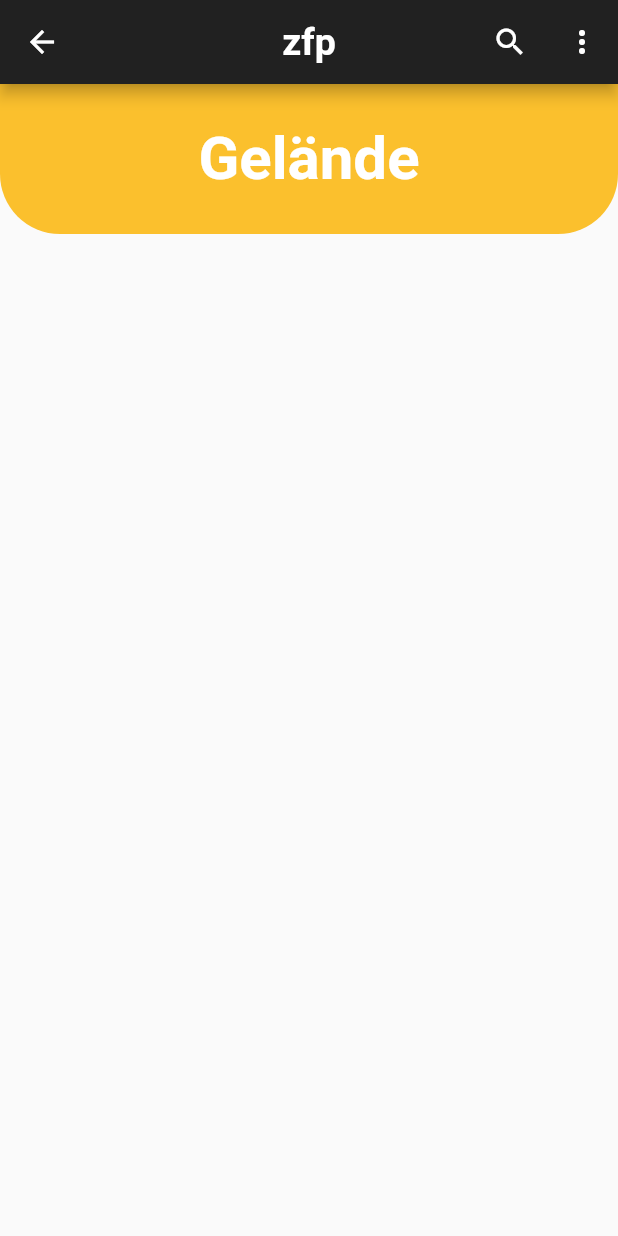
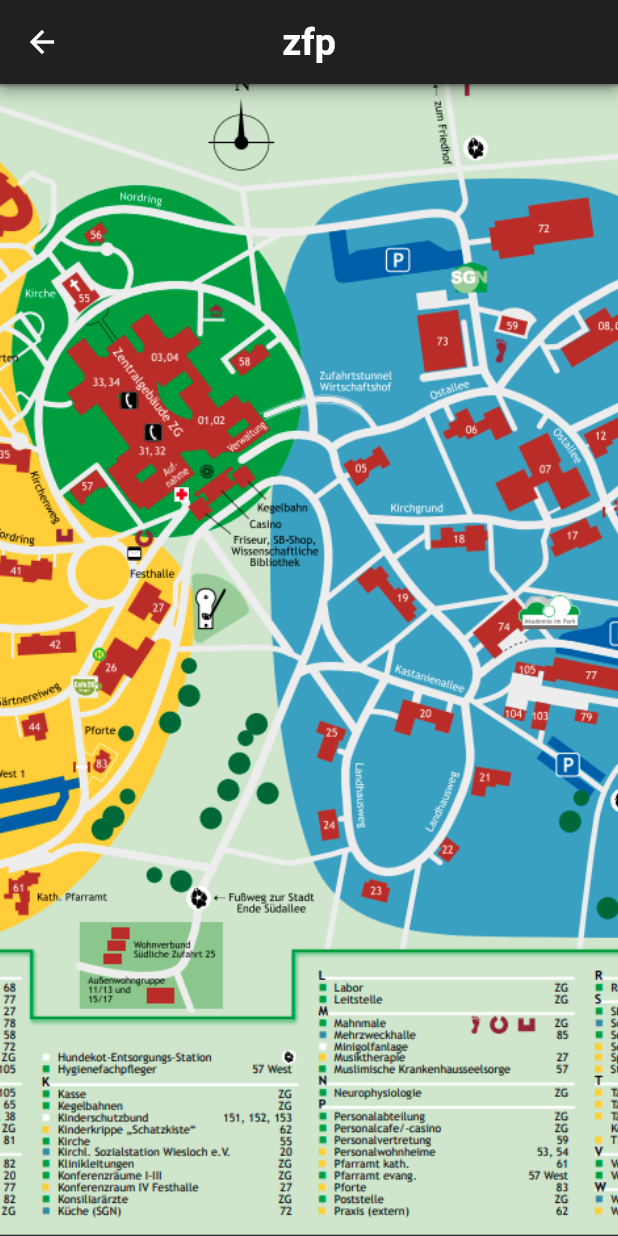
Before and after one commit to HerrLendo/pzn_app, a Flutter app: the screen it shows after launch, in the side drawer, after a tap on "Gelände", on a phone screen of 412 x 824 dp. Run offline on Flutter 3.47's test engine with Material 2 defaults, Android fonts, the phone set to English and light mode, and no system bars; our stand-ins replace cloud_firestore, firebase_core, firebase_messaging, flutter_html, gradient_app_bar, line_awesome_flutter and 2 more; missing offline and left inert: flutter_wordpress; accounts and stored records are empty.

Commit message:
Design Update & Area viewer

```diff
--- a/lib/ui/screens/area.dart
+++ b/lib/ui/screens/area.dart
@@ -16,16 +16,6 @@ class Area extends StatelessWidget {
           ),
         ),
         actions: <Widget>[
-          IconButton(
-            icon: Icon(Icons.search),
-            color: Colors.white,
-            onPressed: (){},
-          ),
-          IconButton(
-            icon: Icon(Icons.more_vert),
-            color: Colors.white,
-            onPressed: (){},
-          ),
         ],
       ),
       body: AreaPage(),
@@ -37,30 +27,17 @@ class AreaPage extends StatelessWidget {
   @override
   Widget build(BuildContext context) {
     return Scaffold(
-      body: ListView(
-        scrollDirection: Axis.vertical,
-        children: <Widget>[
-          ClipRRect(
-            borderRadius: BorderRadius.only(
-                bottomLeft: Radius.circular(40.0),
-                bottomRight: Radius.circular(40.0)
-            ),
-            child: Container(
-              height: 100,
-              decoration: BoxDecoration(
-                  color: Colors.yellow[700]
-              ),
-              child: Center(
-                  child: Text('Gelände', style: TextStyle(
-                      color: Colors.white,
-                      fontWeight: FontWeight.bold,
-                      fontSize: 40
-                  ),)
-              ),
-            ),
+      body: Center(
+        child: InteractiveViewer(
+          boundaryMargin: EdgeInsets.all(0.0),
+          minScale: 0.1,
+          maxScale: 20.0,
+          scaleEnabled: true,
+          child:Image.asset(
+            'assets/lageplan.png', scale: 1, fit: BoxFit.cover, height: double.maxFinite, width: double.infinity,
           ),
-        ],
-      ),
+        ),
+      )
     );
   }
 }
--- a/pubspec.yaml
+++ b/pubspec.yaml
@@ -34,6 +34,7 @@ dependencies:
   rflutter_alert: ^1.1.0
   url_launcher: ^5.7.10
   splashscreen: ^1.3.5
+  auto_size_text: ^2.1.0
 
 
 
@@ -61,6 +62,7 @@ flutter:
     - assets/pzn_wiesloch_zentralgebaeude.jpg
     - assets/zfp_logo.jpg
     - assets/PZN_Logo.png
+    - assets/lageplan.png
 
   # An image asset can refer to one or more resolution-specific "variants", see
   # https://flutter.dev/assets-and-images/#resolution-aware.
```
Also changed, not shown: lib/ui/screens/Contact.dart (+6 -11 lines), assets/lageplan.png (added), pubspec.lock.
